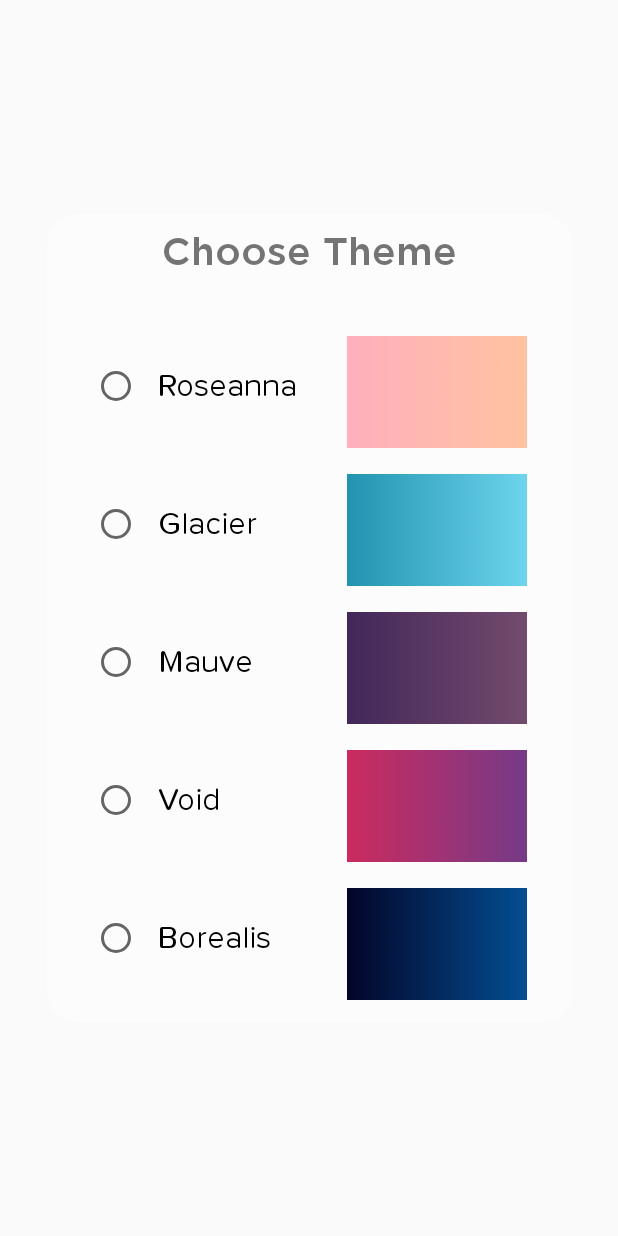
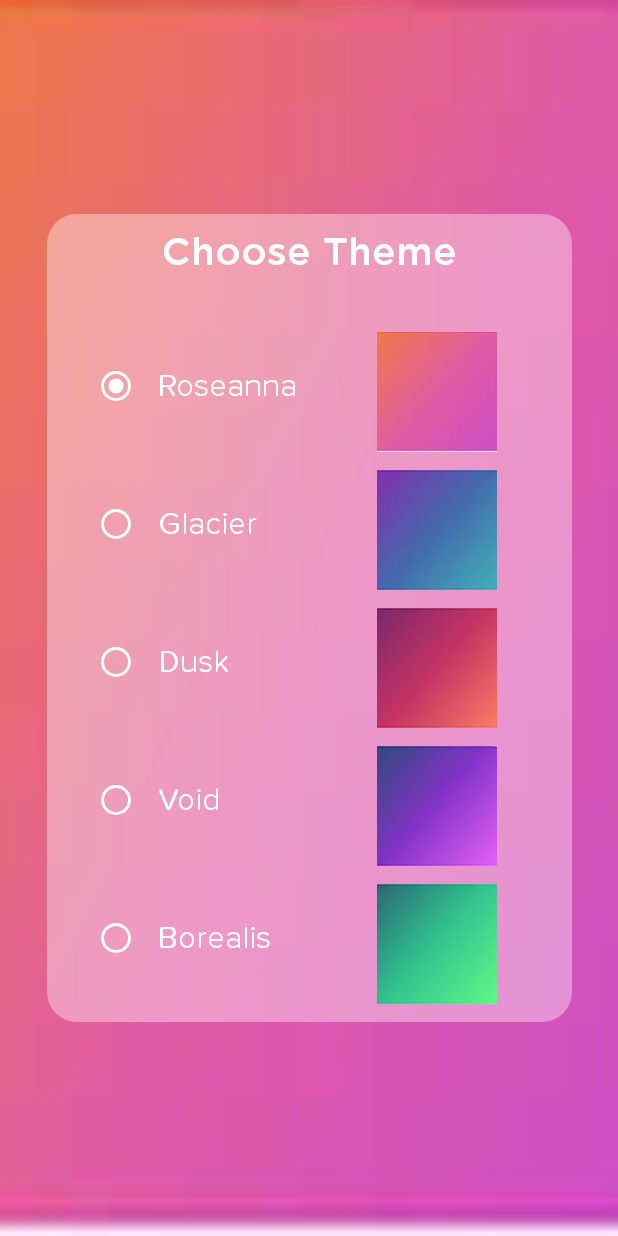
Before and after one commit to paopp2/ColorCloud, an Android app: the layout fragment_theme.xml on its own in the app's theme, with its tools: preview values and no code run, on a phone screen of 412 x 824 dp. Run offline under Robolectric (Android 15) with nearby library versions, the phone set to English and light mode, and no system bars; network calls fail.

Commit message:
Changed UI texts

```diff
--- a/app/src/main/java/com/abgp/colorcloud/ui/theme/ThemeFragment.kt
+++ b/app/src/main/java/com/abgp/colorcloud/ui/theme/ThemeFragment.kt
@@ -42,7 +42,7 @@ class ThemeFragment : Fragment() {
             when(checkedId){
                 R.id.rbRoseanna -> changeTheme("#F17B41", "#E05BA2", "#CD4BC9")
                 R.id.rbVoid -> changeTheme("#274B74", "#8233C5", "#E963FD")
-                R.id.rbMauve -> changeTheme("#C3ADC3", "#BD959F", "#EEB5B5")
+                R.id.rbDusk -> changeTheme("#74276C", "#C53364", "#FD8263")
                 R.id.rbGlacier -> changeTheme("#8929AD", "#436AAC", "#43B7B8")
                 R.id.rbBorealis -> changeTheme("#276174", "#33C58E", "#63FD88")
             }
--- a/app/src/main/res/layout/fragment_theme.xml
+++ b/app/src/main/res/layout/fragment_theme.xml
@@ -1,3 +1,4 @@
+
 <?xml version="1.0" encoding="utf-8"?>
 <androidx.constraintlayout.widget.ConstraintLayout xmlns:android="http://schemas.android.com/apk/res/android"
     xmlns:app="http://schemas.android.com/apk/res-auto"
@@ -5,6 +6,7 @@
     android:layout_width="match_parent"
     android:layout_height="match_parent"
     android:id="@+id/clLayout"
+    android:background="@drawable/roseanna"
     tools:context=".ui.theme.ThemeFragment">
 
     <LinearLayout
@@ -25,6 +27,7 @@
             android:layout_height="wrap_content"
             android:gravity="center"
             android:text="Choose Theme"
+            android:textColor="@color/white"
             android:fontFamily="@font/gotham_medium"
             android:layout_marginBottom="30dp"
             android:layout_gravity="center"
@@ -44,6 +47,9 @@
 
                 <RadioButton
                     android:id="@+id/rbRoseanna"
+                    android:checked="true"
+                    android:textColor="@color/white"
+                    android:buttonTint="@color/white"
                     android:fontFamily="@font/proxima_nova_soft"
                     android:layout_width="wrap_content"
                     android:layout_height="wrap_content"
@@ -54,6 +60,8 @@
 
                 <RadioButton
                     android:id="@+id/rbGlacier"
+                    android:textColor="@color/white"
+                    android:buttonTint="@color/white"
                     android:fontFamily="@font/proxima_nova_soft"
                     android:layout_width="wrap_content"
                     android:layout_height="wrap_content"
@@ -63,17 +71,21 @@
                     android:textSize="21sp" />
 
                 <RadioButton
-                    android:id="@+id/rbMauve"
+                    android:id="@+id/rbDusk"
+                    android:textColor="@color/white"
+                    android:buttonTint="@color/white"
                     android:fontFamily="@font/proxima_nova_soft"
                     android:layout_width="wrap_content"
                     android:layout_height="wrap_content"
                     android:layout_marginVertical="30dp"
                     android:paddingLeft="12dp"
-                    android:text="Mauve"
+                    android:text="Dusk"
                     android:textSize="21sp" />
 
                 <RadioButton
                     android:id="@+id/rbVoid"
+                    android:textColor="@color/white"
+                    android:buttonTint="@color/white"
                     android:fontFamily="@font/proxima_nova_soft"
                     android:layout_width="wrap_content"
                     android:layout_height="wrap_content"
@@ -84,6 +96,8 @@
 
                 <RadioButton
                     android:id="@+id/rbBorealis"
+                    android:textColor="@color/white"
+                    android:buttonTint="@color/white"
                     android:fontFamily="@font/proxima_nova_soft"
                     android:layout_width="wrap_content"
                     android:layout_height="wrap_content"
@@ -111,27 +125,27 @@
                     android:layout_width="120dp"
                     android:layout_height="80dp"
                     android:layout_marginTop="12dp"
-                    android:src="@drawable/sexy_blue" />
+                    android:src="@drawable/glacier" />
 
                 <ImageView
                     android:id="@+id/imageView5"
                     android:layout_width="120dp"
                     android:layout_height="80dp"
                     android:layout_marginTop="12dp"
-                    android:src="@drawable/mauve" />
+                    android:src="@drawable/dusk" />
 
                 <ImageView
                     android:id="@+id/imageView6"
                     android:layout_width="120dp"
                     android:layout_height="80dp"
                     android:layout_marginTop="12dp"
-                    android:src="@drawable/purple_love" />
+                    android:src="@drawable/col_void" />
 
                 <ImageView
                     android:layout_width="120dp"
                     android:layout_height="80dp"
                     android:layout_marginTop="12dp"
-                    android:src="@drawable/frost" />
+                    android:src="@drawable/borealis" />
 
 
             </LinearLayout>
```
Also changed, not shown: app/src/main/res/drawable/borealis.png (added), app/src/main/res/drawable/col_void.png (added), app/src/main/res/drawable/dusk.png (added), app/src/main/res/drawable/frost.png (deleted), app/src/main/res/drawable/glacier.png (added), app/src/main/res/drawable/mauve.png (deleted), app/src/main/res/drawable/purple_love.png (deleted), app/src/main/res/drawable/roseanna.png, app/src/main/res/drawable/sexy_blue.png (deleted).
